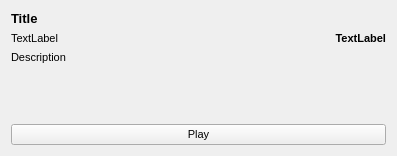
Old version of the form podcatcher/Resources/ui/widgets/EpisodeDetailWidget.ui in the repository lostrootpass/alphagem.
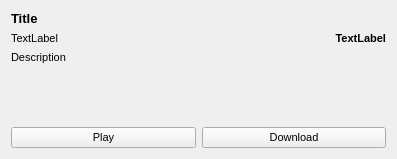
New version of the form.

Commit message: Move the Download button on to each episode's widget.

```diff
--- a/podcatcher/Resources/ui/widgets/EpisodeDetailWidget.ui
+++ b/podcatcher/Resources/ui/widgets/EpisodeDetailWidget.ui
@@ -7,7 +7,7 @@
     <x>0</x>
     <y>0</y>
     <width>397</width>
-    <height>156</height>
+    <height>159</height>
    </rect>
   </property>
   <property name="sizePolicy">
@@ -94,11 +94,22 @@
     </widget>
    </item>
    <item>
+     <layout class="QHBoxLayout" name="buttonLayout">
+       <item>
     <widget class="QPushButton" name="playButton">
      <property name="text">
       <string>Play</string>
      </property>
     </widget>
+       </item>
+       <item>
+         <widget class="QPushButton" name="downloadButton">
+           <property name="text">
+             <string>Download</string>
+           </property>
+         </widget>
+       </item>
+     </layout>
    </item>
   </layout>
  </widget>
```
Lines whose indentation alone changed are shown as unchanged. The commit also changes 8 other files.
